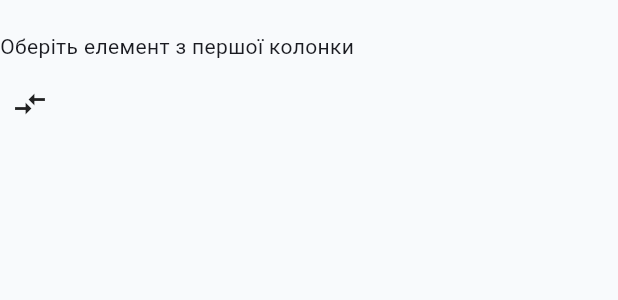
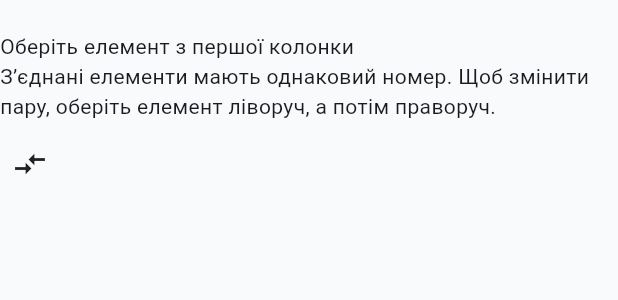
Before and after one commit to TheMichelangelo/tardis, a Flutter app: the _ConnectExercise widget shown alone on an empty page, opened directly with empty values, on a phone screen of 412 x 824 dp. Shown: the top 300 px of the screen. Run offline on Flutter 3.47's test engine with Material 3 defaults, Android fonts, the phone set to English and light mode, and no system bars; our stand-ins replace file_picker, pdf, printing, shared_preferences, sqflite, youtube_player_iframe; missing offline and left inert: bcrypt; accounts and stored records are empty.

Commit message:
Update linking, add 7th class template

```diff
--- a/lib/core/localization.dart
+++ b/lib/core/localization.dart
@@ -104,6 +104,10 @@ abstract final class AppStrings {
     'connectCorrect': 'Правильно',
     'connectWrong': 'Неправильно',
     'correctPairs': 'Правильних пар',
+    'connectPairHint':
+        'З’єднані елементи мають однаковий номер. Щоб змінити пару, оберіть елемент ліворуч, а потім праворуч.',
+    'connectComplete': 'Усі пари з’єднано',
+    'connectReset': 'Скинути пари',
     'language': 'Мова',
     'horizontal': 'Горизонтально',
     'vertical': 'Вертикально',
@@ -208,6 +212,10 @@ abstract final class AppStrings {
     'connectCorrect': 'Correct',
     'connectWrong': 'Wrong',
     'correctPairs': 'Correct pairs',
+    'connectPairHint':
+        'Connected items share a number. To change a pair, choose an item on the left, then on the right.',
+    'connectComplete': 'All pairs connected',
+    'connectReset': 'Reset pairs',
     'language': 'Language',
     'horizontal': 'Horizontal',
     'vertical': 'Vertical',
--- a/lib/features/exercises/exercise_content.dart
+++ b/lib/features/exercises/exercise_content.dart
@@ -1,4 +1,5 @@
 import 'dart:convert';
+import 'dart:math';
 
 import 'package:file_picker/file_picker.dart';
 import 'package:flutter/material.dart';
@@ -54,7 +55,8 @@ class ExerciseContent extends StatelessWidget {
       ExerciseType.interactiveQuiz => _QuizExercise(
           questions: exercise.objectList('questions'),
         ),
-      ExerciseType.connect => _ConnectExercise(exercise: exercise),
+      ExerciseType.connect => _ConnectExercise(
+          key: ValueKey('$lessonId/${exercise.id}'), exercise: exercise),
       ExerciseType.unknown => const SizedBox.shrink(),
     };
   }
@@ -400,7 +402,7 @@ class _QuizExercise extends StatelessWidget {
 }
 
 class _ConnectExercise extends StatefulWidget {
-  const _ConnectExercise({required this.exercise});
+  const _ConnectExercise({required this.exercise, super.key});
   final StemExercise exercise;
 
   @override
@@ -410,6 +412,23 @@ class _ConnectExercise extends StatefulWidget {
 class _ConnectExerciseState extends State<_ConnectExercise> {
   int? _selectedLeft;
   final _connections = <int, int>{};
+  late final List<int> _rightOrder;
+
+  @override
+  void initState() {
+    super.initState();
+    _rightOrder = List.generate(
+        widget.exercise.stringList('column2Items').length, (index) => index);
+    // Sattolo's shuffle moves every answer away from its original row.
+    // Keep original indices for scoring and preserve the order on rebuilds.
+    final random = Random();
+    for (var i = _rightOrder.length - 1; i > 0; i--) {
+      final j = random.nextInt(i);
+      final previous = _rightOrder[i];
+      _rightOrder[i] = _rightOrder[j];
+      _rightOrder[j] = previous;
+    }
+  }
 
   @override
   Widget build(BuildContext context) {
@@ -431,8 +450,13 @@ class _ConnectExerciseState extends State<_ConnectExercise> {
       children: [
         Text(widget.exercise.text('text')),
         Text(AppStrings.get(
-          _selectedLeft == null ? 'connectChooseFirst' : 'connectChooseSecond',
+          complete && _selectedLeft == null
+              ? 'connectComplete'
+              : _selectedLeft == null
+                  ? 'connectChooseFirst'
+                  : 'connectChooseSecond',
         )),
+        Text(AppStrings.get('connectPairHint')),
         const SizedBox(height: 8),
         LayoutBuilder(builder: (context, constraints) {
           if (widget.exercise.text('display') == 'vertical' ||
@@ -448,13 +472,25 @@ class _ConnectExerciseState extends State<_ConnectExercise> {
         if (complete)
           Text('${AppStrings.get('correctPairs')}: $correct / ${left.length}',
               style: const TextStyle(fontWeight: FontWeight.bold)),
+        if (_connections.isNotEmpty || _selectedLeft != null)
+          TextButton.icon(
+            onPressed: () => setState(() {
+              _connections.clear();
+              _selectedLeft = null;
+            }),
+            icon: const Icon(Icons.restart_alt),
+            label: Text(AppStrings.get('connectReset')),
+          ),
       ],
     );
   }
 
   Widget _column(List<String> items, bool isLeft, bool complete) {
     return Column(
-      children: items.indexed.map((entry) {
+      children: (isLeft
+              ? items.indexed
+              : _rightOrder.map((index) => (index, items[index])))
+          .map((entry) {
         final connectedLeft = isLeft
             ? entry.$1
             : _connections.entries
@@ -463,7 +499,8 @@ class _ConnectExerciseState extends State<_ConnectExercise> {
                 ?.key;
         final connected =
             connectedLeft == null ? null : _connections[connectedLeft];
-        final isCorrect = complete && connectedLeft == connected;
+        final isCorrect =
+            complete && connected != null && connectedLeft == connected;
         final isWrong = complete && connected != null && !isCorrect;
         return Card(
           color: isCorrect
@@ -474,10 +511,23 @@ class _ConnectExerciseState extends State<_ConnectExercise> {
                       ? Colors.blue.shade100
                       : null,
           child: ListTile(
+            key: ValueKey('connect-${isLeft ? 'left' : 'right'}-${entry.$1}'),
+            leading: connected == null
+                ? null
+                : CircleAvatar(child: Text('${connectedLeft! + 1}')),
             title: Text(entry.$2),
+            trailing: isLeft && _selectedLeft == entry.$1
+                ? const Icon(Icons.touch_app)
+                : isCorrect
+                    ? const Icon(Icons.check_circle)
+                    : isWrong
+                        ? const Icon(Icons.cancel)
+                        : connected != null
+                            ? const Icon(Icons.link)
+                            : null,
             onTap: () => setState(() {
               if (isLeft) {
-                _selectedLeft = entry.$1;
+                _selectedLeft = _selectedLeft == entry.$1 ? null : entry.$1;
               } else if (_selectedLeft != null) {
                 _connections.removeWhere((_, value) => value == entry.$1);
                 _connections[_selectedLeft!] = entry.$1;
--- a/lib/features/home/home_page.dart
+++ b/lib/features/home/home_page.dart
@@ -167,6 +167,8 @@ class HomePage extends StatelessWidget {
                                         number: 5, color: Color(0xffff6b6b)),
                                     _ClassButton(
                                         number: 6, color: Color(0xff4d96ff)),
+                                    _ClassButton(
+                                        number: 7, color: Color(0xff16a34a)),
                                   ],
                                 ),
                               ],
--- a/lib/features/onboarding/material_setup.dart
+++ b/lib/features/onboarding/material_setup.dart
@@ -22,7 +22,7 @@ class MaterialSetup {
     int? classNumber,
     required ValueChanged<double> onProgress,
   }) async {
-    final classes = role == AppRole.teacher ? const [5, 6] : [classNumber!];
+    final classes = role == AppRole.teacher ? const [5, 6, 7] : [classNumber!];
     final paths = <String>{};
     for (final number in classes) {
       for (final language in AppLanguage.values) {
@@ -155,7 +155,8 @@ class _MaterialSetupPageState extends State<MaterialSetupPage> {
                       labelText: 'Оберіть клас', border: OutlineInputBorder()),
                   items: const [
                     DropdownMenuItem(value: 5, child: Text('5 клас')),
-                    DropdownMenuItem(value: 6, child: Text('6 клас'))
+                    DropdownMenuItem(value: 6, child: Text('6 клас')),
+                    DropdownMenuItem(value: 7, child: Text('7 клас'))
                   ],
                   onChanged: (value) => setState(() => _classNumber = value!),
                 ),
--- a/lib/repository.dart
+++ b/lib/repository.dart
@@ -28,7 +28,7 @@ class LessonRepository {
     int classNumber, {
     AppLanguage language = AppLanguage.ukrainian,
   }) async {
-    if (classNumber != 5 && classNumber != 6) {
+    if (classNumber != 5 && classNumber != 6 && classNumber != 7) {
       throw LessonLoadException('Unsupported class number: $classNumber');
     }
 
--- a/pubspec.yaml
+++ b/pubspec.yaml
@@ -39,6 +39,8 @@ flutter:
     - src/data/6_class_stem_lesson_ua.json
     - src/data/5_class_stem_lesson_en.json
     - src/data/6_class_stem_lesson_en.json
+    - src/data/7_class_stem_lesson_ua.json
+    - src/data/7_class_stem_lesson_en.json
     - src/data/users.json
     - src/data/5_diagnostic/stem_5_plan_32_hours.json
     - src/data/5_diagnostic/stem_5_plan_48_hours.json
--- /dev/null
+++ b/src/data/7_class_stem_lesson_en.json
@@ -0,0 +1,4 @@
+{
+  "modules": [],
+  "lessons": []
+}
--- /dev/null
+++ b/src/data/7_class_stem_lesson_ua.json
@@ -0,0 +1,4 @@
+{
+  "modules": [],
+  "lessons": []
+}
```
Also changed, not shown: lib/app.dart (+6 -4 lines), 3 other files.
